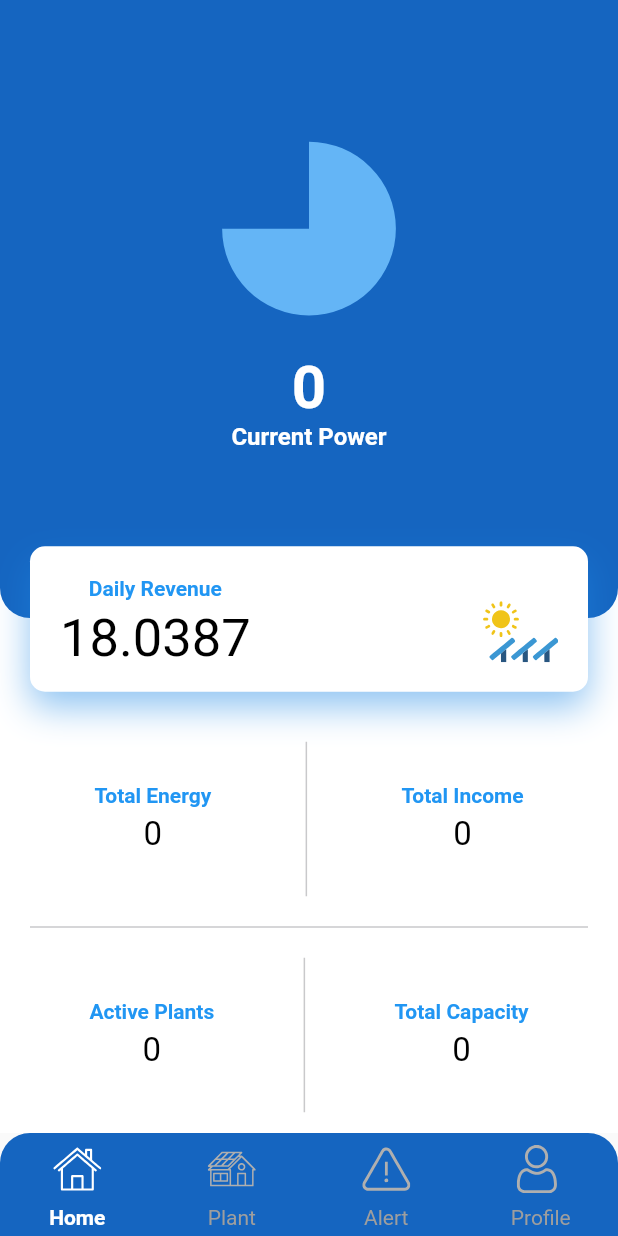
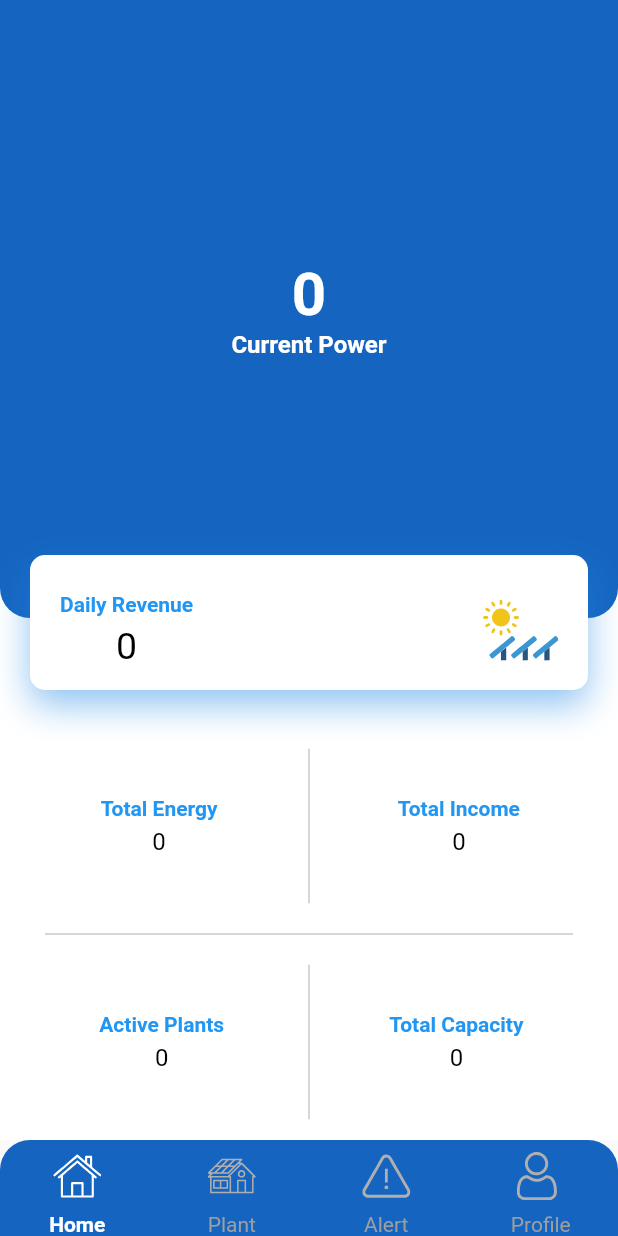
Before and after one commit to ShaktipumpAndroid/GridTie, a Flutter app: the HomePage screen opened directly, on a phone screen of 412 x 824 dp. Run offline on Flutter 3.47's test engine with Material 2 defaults, Android fonts, the phone set to English and light mode, and no system bars; our stand-ins replace flutter_svg, fluttertoast, shared_preferences, syncfusion_flutter_charts; missing offline and left inert: bottom_picker; accounts and stored records are empty; network calls fail.

Commit message:
1)set dynamic data from API 2) manage screen pixel error for small screen devices 3) restrict for portrait orientation

```diff
--- a/lib/bottom_navigation/dashboard/dashboardPage.dart
+++ b/lib/bottom_navigation/dashboard/dashboardPage.dart
@@ -1,12 +1,14 @@
+import 'dart:convert' as convert;
+
 import 'package:flutter/material.dart';
 import 'package:flutter_svg/svg.dart';
 import 'package:grid_tie/bottom_navigation/dashboard/model/dashboardModel.dart';
 import 'package:grid_tie/theme/color.dart';
 import 'package:grid_tie/uiwidget/robotoTextWidget.dart';
+import 'package:grid_tie/webservice/HTTP.dart' as HTTP;
 import 'package:shared_preferences/shared_preferences.dart';
 import 'package:syncfusion_flutter_charts/charts.dart';
-import 'dart:convert' as convert;
-import 'package:grid_tie/webservice/HTTP.dart' as HTTP;
+
 import '../../Util/utility.dart';
 import '../../theme/string.dart';
 import '../../webservice/APIDirectory.dart';
@@ -23,7 +25,12 @@ class DashboardPage extends StatefulWidget {
 class _DashboardPageState extends State<DashboardPage> {
   late GlobalKey<ScaffoldState> _scaffoldKey;
   bool isLoading = false;
-  String? currentPowerTxt="0",totalEnergyTxt="0",totalIncomeTxt="0",activePlantTxt="0",totalCapacityTxt="0";
+  String? currentPowerTxt = "0",
+      totalEnergyTxt = "0",
+      totalIncomeTxt = "0",
+      activePlantTxt = "0",
+      dailyRevenueTxt = "0",
+      totalCapacityTxt = "0";
 
   @override
   void initState() {
@@ -41,16 +48,15 @@ class _DashboardPageState extends State<DashboardPage> {
   }
 
   final List<ChartData> chartData = [
-  ChartData('Current power', 75, AppColor.blue.shade300),
-  ChartData('Total energy', 25,  AppColor.themeColor),
-
+    ChartData('Current power', 75, AppColor.themeColor),
+    ChartData('Total energy', 25, AppColor.themeColor),
   ];
 
   @override
   Widget build(BuildContext context) {
     return Scaffold(
         body: RefreshIndicator(
-            child:Container(
+            child: Container(
               color: AppColor.whiteColor,
               child: Stack(children: <Widget>[
                 currentPowerWidget(),
@@ -101,7 +107,7 @@ class _DashboardPageState extends State<DashboardPage> {
   Container pieChartWidget() {
     return Container(
       margin: const EdgeInsets.only(top: 70),
-      height: MediaQuery.of(context).size.height / 5,
+      height: MediaQuery.of(context).size.height / 8,
       child: SfCircularChart(series: <CircularSeries>[
         // Render pie chart
         PieSeries<ChartData, String>(
@@ -120,10 +126,11 @@ class _DashboardPageState extends State<DashboardPage> {
   Align dailyRevenueWidget() {
     return Align(
       alignment: Alignment.center,
-      child: Container(
-        width: MediaQuery.of(context).size.width,
-        height: MediaQuery.of(context).size.height / 8.5,
-        margin: const EdgeInsets.only(top: 90, left: 20, right: 20, bottom: 20),
+      child: Wrap(
+        children: [
+          Container(
+            margin:
+                const EdgeInsets.only(top: 90, left: 20, right: 20, bottom: 20),
             decoration: BoxDecoration(
                 color: Colors.white,
                 borderRadius: BorderRadius.circular(10),
@@ -150,20 +157,21 @@ class _DashboardPageState extends State<DashboardPage> {
                       ),
                     ),
                     Container(
-                  margin: const EdgeInsets.only(top: 5, left: 20),
-                  child: const Align(
+                      margin:
+                          const EdgeInsets.only(top: 5, left: 20, bottom: 10),
+                      child: Align(
                         alignment: Alignment.topLeft,
                         child: robotoTextWidget(
-                        textval: '18.0387',
+                            textval: dailyRevenueTxt.toString(),
                             colorval: Colors.black,
-                        sizeval: 35,
+                            sizeval: 25,
                             fontWeight: FontWeight.normal),
                       ),
                     )
                   ],
                 ),
                 Container(
-              margin: const EdgeInsets.only(right: 20),
+                  margin: const EdgeInsets.only(right: 20, top: 10),
                   child: Align(
                     alignment: Alignment.bottomRight,
                     child: SvgPicture.asset(
@@ -175,6 +183,8 @@ class _DashboardPageState extends State<DashboardPage> {
                 )
               ],
             ),
+          )
+        ],
       ),
     );
   }
@@ -182,56 +192,21 @@ class _DashboardPageState extends State<DashboardPage> {
   Align plantDetailWidget() {
     return Align(
       alignment: Alignment.bottomCenter,
-      child: SizedBox(
+      child: Container(
         width: MediaQuery.of(context).size.width,
         height: MediaQuery.of(context).size.height / 3,
+        margin: EdgeInsets.only(left: 10,right: 10),
         child: Column(
           mainAxisAlignment: MainAxisAlignment.center,
           crossAxisAlignment: CrossAxisAlignment.center,
           children: [
             Row(
               crossAxisAlignment: CrossAxisAlignment.center,
-              mainAxisAlignment: MainAxisAlignment.spaceEvenly,
+              mainAxisAlignment: MainAxisAlignment.spaceAround,
               children: [
-                Column(
-                  children: <Widget>[
-                    robotoTextWidget(
-                        textval: totalEnergy,
-                        colorval: AppColor.blue,
-                        sizeval: 14,
-                        fontWeight: FontWeight.bold),
-                    const SizedBox(
-                      height: 5,
-                    ),
-                     robotoTextWidget(
-                        textval: totalEnergyTxt.toString(),
-                        colorval: Colors.black,
-                        sizeval: 22,
-                        fontWeight: FontWeight.normal),
-                  ],
-                ),
-                Container(
-                  width: 1,
-                  height: MediaQuery.of(context).size.height / 8,
-                  color: AppColor.grey,
-                ),
-                Column(
-                  children: <Widget>[
-                    robotoTextWidget(
-                        textval: totalIncome,
-                        colorval: AppColor.blue,
-                        sizeval: 14,
-                        fontWeight: FontWeight.bold),
-                    const SizedBox(
-                      height: 5,
-                    ),
-                     robotoTextWidget(
-                        textval: totalIncomeTxt.toString(),
-                        colorval: Colors.black,
-                        sizeval: 22,
-                        fontWeight: FontWeight.normal),
-                  ],
-                )
+                detailBoxWidget(totalEnergy, totalEnergyTxt.toString()),
+                lineWidget(),
+                detailBoxWidget(totalIncome, totalIncomeTxt.toString()),
               ],
             ),
             Container(
@@ -242,10 +217,25 @@ class _DashboardPageState extends State<DashboardPage> {
             Row(
               mainAxisAlignment: MainAxisAlignment.spaceEvenly,
               children: [
-                Column(
+                detailBoxWidget(activePlants, activePlantTxt.toString()),
+                lineWidget(),
+                detailBoxWidget(totalCapacity, totalCapacityTxt.toString()),
+              ],
+            )
+          ],
+        ),
+      ),
+    );
+  }
+
+
+  SizedBox detailBoxWidget(String title, String value) {
+    return SizedBox(
+      width: MediaQuery.of(context).size.width * 0.45,
+      child: Column(
         children: <Widget>[
           robotoTextWidget(
-                        textval: activePlants,
+              textval: title,
               colorval: AppColor.blue,
               sizeval: 14,
               fontWeight: FontWeight.bold),
@@ -253,39 +243,21 @@ class _DashboardPageState extends State<DashboardPage> {
             height: 5,
           ),
           robotoTextWidget(
-                        textval: activePlantTxt.toString(),
+              textval: value,
               colorval: Colors.black,
-                        sizeval: 22,
+              sizeval: 16,
               fontWeight: FontWeight.normal),
         ],
       ),
-                Container(
+    );
+  }
+
+
+  Container lineWidget() {
+    return Container(
       width: 1,
       height: MediaQuery.of(context).size.height / 8,
       color: AppColor.grey,
-                ),
-                Column(
-                  children: <Widget>[
-                    robotoTextWidget(
-                        textval: totalCapacity,
-                        colorval: AppColor.blue,
-                        sizeval: 14,
-                        fontWeight: FontWeight.bold),
-                    const SizedBox(
-                      height: 5,
-                    ),
-                     robotoTextWidget(
-                        textval: totalCapacityTxt.toString(),
-                        colorval: Colors.black,
-                        sizeval: 22,
-                        fontWeight: FontWeight.normal),
-                  ],
-                )
-              ],
-            )
-          ],
-        ),
-      ),
     );
   }
 
@@ -295,29 +267,31 @@ class _DashboardPageState extends State<DashboardPage> {
         isLoading = true;
       });
     }
-    final SharedPreferences sharedPreferences = await SharedPreferences.getInstance();
-    dynamic res = await HTTP.get(getDashboardDetails(sharedPreferences.getString(userID).toString()));
+    final SharedPreferences sharedPreferences =
+        await SharedPreferences.getInstance();
+    dynamic res = await HTTP.get(
+        getDashboardDetails(sharedPreferences.getString(userID).toString()));
     var jsonData = null;
     if (res != null && res.statusCode != null && res.statusCode == 200) {
+      jsonData = convert.jsonDecode(res.body);
+      DashboardModel dashboardModel = DashboardModel.fromJson(jsonData);
+      if (dashboardModel.status.toString() == 'true') {
+        currentPowerTxt =
+            '${dashboardModel.response.currentPower.toStringAsFixed(2)} kWh';
+        totalEnergyTxt =
+            '${dashboardModel.response.totalEnergy.toStringAsFixed(2)} kWh';
+
+        activePlantTxt = dashboardModel.response.onlinePlant.toString();
+
+        totalCapacityTxt =
+        '${dashboardModel.response.totalCapacity.toStringAsFixed(2)} kWh';
+
+        totalIncomeTxt =
+            '${Utility().calculateRevenue(dashboardModel.response.totalEnergy.toString()).toString()} INR';
 
 
-
-        jsonData = convert.jsonDecode(res.body);
-        DashboardModel dashboardModel = DashboardModel.fromJson(jsonData);
-        if(dashboardModel.status.toString()=='true'){
-          print('response====>${dashboardModel.response.toString()}');
-          currentPowerTxt = dashboardModel.response.currentPower.toString();
-          totalEnergyTxt = dashboardModel.response.totalEnergy.toString();
-          totalIncomeTxt = '18.0387';
-          activePlantTxt = dashboardModel.response.onlinePlant.toString();
-          totalCapacityTxt = dashboardModel.response.totalCapacity.toString();
-        print('ActivePlant====>${dashboardModel.response.onlinePlant.toString()}');
-
-          //totalEnergyTxt,totalIncomeTxt,activePlantTxt,totalCapacityTxt
-         /* chartData = [
-            ChartData('David', dashboardModel.response.currentPower, AppColor.blue.shade300),
-
-          ];*/
+        dailyRevenueTxt =
+            '${Utility().calculateRevenue(dashboardModel.response.todayEnergy.toString()).toString()} INR';
       }
 
       setState(() {
@@ -331,4 +305,6 @@ class _DashboardPageState extends State<DashboardPage> {
       }
     }
   }
+
+
 }
--- a/lib/chartwidgets/monthwidget.dart
+++ b/lib/chartwidgets/monthwidget.dart
@@ -54,9 +54,9 @@ class _MonthWidgetState extends State<MonthWidget> {
   @override
   Widget build(BuildContext context) {
     return Scaffold(
-        body: Column(
+        body:  Wrap(children: [Column(
       children: [datePickerWidget(), columnChart()],
-    ));
+    )]));
   }
 
   Container columnChart() {
@@ -81,8 +81,6 @@ class _MonthWidgetState extends State<MonthWidget> {
   datePickerWidget() {
     return Container(
       color: AppColor.grey,
-      width: MediaQuery.of(context).size.width,
-      height: MediaQuery.of(context).size.height / 20,
       child: Row(
         mainAxisAlignment: MainAxisAlignment.spaceEvenly,
         children: [
--- a/lib/chartwidgets/yearwidget.dart
+++ b/lib/chartwidgets/yearwidget.dart
@@ -52,12 +52,12 @@ class _YearWidgetState extends State<YearWidget> {
   @override
   Widget build(BuildContext context) {
     return Scaffold(
-        body: Column(
+        body:  Wrap(children: [Column(
               children: [
                 datePickerWidget(),
                 columnChart()
               ],
-            ));
+            )]));
   }
   Container columnChart() {
     return Container(
@@ -80,8 +80,6 @@ class _YearWidgetState extends State<YearWidget> {
   datePickerWidget() {
     return Container(
       color: AppColor.grey,
-      width: MediaQuery.of(context).size.width,
-      height: MediaQuery.of(context).size.height / 20,
       child: Row(
         mainAxisAlignment: MainAxisAlignment.spaceEvenly,
         children: [
--- a/lib/home/homepage.dart
+++ b/lib/home/homepage.dart
@@ -38,8 +38,7 @@ class _HomePageState extends State<HomePage> {
   Widget build(BuildContext context) {
     return Scaffold(
       body: pages[pageIndex],
-      bottomNavigationBar: Container(
-        height: MediaQuery.of(context).size.height/12,
+      bottomNavigationBar: Wrap(children: [Container(
         decoration: const BoxDecoration(
           color: AppColor.btnColor,
           borderRadius: BorderRadius.only(
@@ -123,7 +122,7 @@ class _HomePageState extends State<HomePage> {
             ),
           ],
         ),
-      ),
+      )],),
     );
   }
 
```
Also changed, not shown: lib/Util/utility.dart (+8 -0 lines), lib/bottom_navigation/alert/alertPage.dart (+4 -5 lines), lib/bottom_navigation/plant/plantPage.dart (+5 -17 lines), lib/bottom_navigation/plant/plantdetailwidget.dart (+4 -5 lines), lib/chartwidgets/daywidget.dart (+4 -6 lines), 1 other file. Lines whose indentation alone changed are shown as unchanged.
